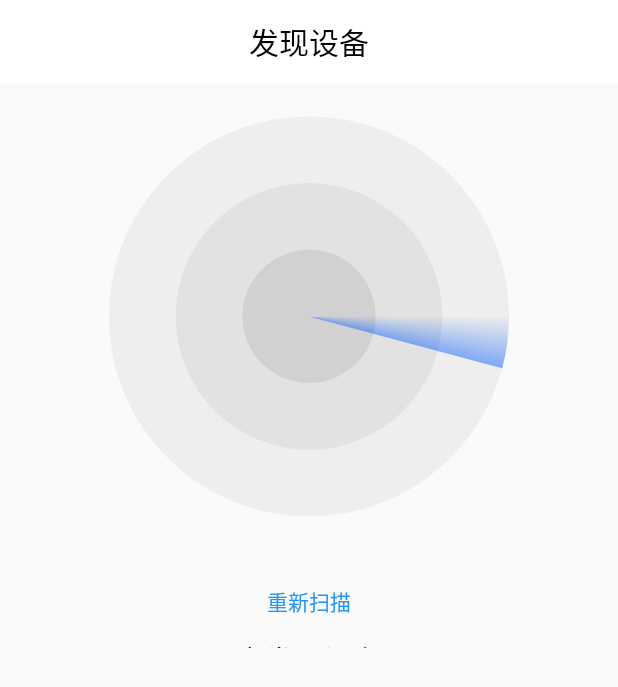
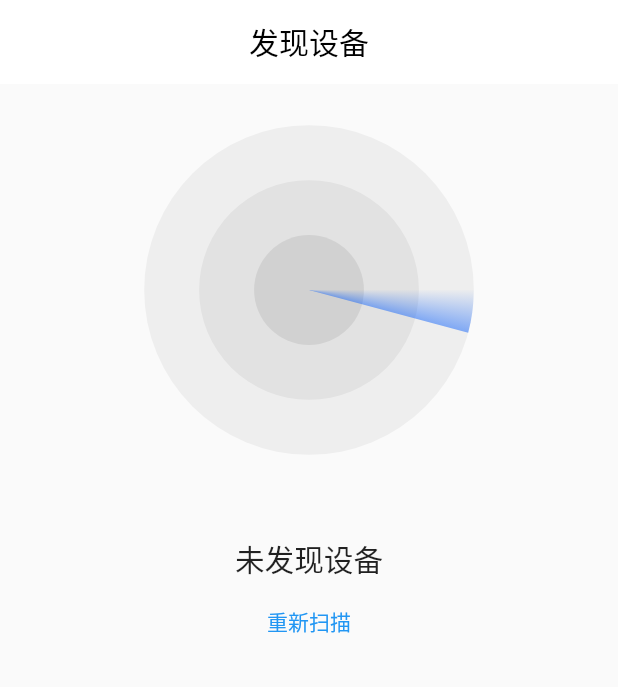
Before and after one commit to codeerXb/flutter_project, a Flutter app: the screen it shows after launch, on a phone screen of 412 x 824 dp. Shown: the top 687 px of the screen. Run offline on Flutter 3.47's test engine with Material 2 defaults, Android fonts, the phone set to English and light mode, and no system bars; drawn by our look-alikes of oktoast; our stand-ins replace badges, card_swiper, cookie_jar, date_format, dio, dio_cookie_manager and 13 more; missing offline and left inert: amap_location_fluttify, css_filter, dart:ffi, flutter_downloader, flutter_xupdate, qr_code_scanner; accounts and stored records are empty; network calls fail.

Commit message:
修复高度溢出问题

```diff
--- a/lib/pages/get_equipment/index.dart
+++ b/lib/pages/get_equipment/index.dart
@@ -104,17 +104,35 @@ class _MyWidgetState extends State<Equipment> {
                 ),
                 Center(
                     child: SizedBox(
-                        height: 200,
-                        width: 200,
+                        height: 300.w,
+                        width: 300.w,
                         child: WaterRipple(
                           key: childKey,
                         ))),
                 Padding(
                   padding: EdgeInsets.only(top: 120.w),
                 ),
-                Container(
-                  height: 100.w,
-                  child: ListView(children: [
+                SizedBox(
+                  child: Column(
+                    children: [
+                      if (loginController.loading.value)
+                        Center(
+                          child: Text(
+                            '正在扫描',
+                            style: TextStyle(
+                              fontSize: 36.sp,
+                              height: 2.5,
+                            ),
+                          ),
+                        ),
+                      if (equipmentData.systemProductModel == null &&
+                          !loginController.loading.value)
+                        Center(
+                            child: Text('未发现设备',
+                                style: TextStyle(
+                                  fontSize: 36.sp,
+                                  height: 2.5,
+                                ))),
                       if (!loginController.loading.value)
                         TextButton(
                           onPressed: () {
@@ -123,19 +141,8 @@ class _MyWidgetState extends State<Equipment> {
                           },
                           child: const Text('重新扫描'),
                         ),
-                    if (loginController.loading.value)
-                      Center(
-                        child: Text(
-                          '正在扫描',
-                          style: TextStyle(fontSize: 36.sp),
+                    ],
                   ),
-                      ),
-                    if (equipmentData.systemProductModel == null &&
-                        !loginController.loading.value)
-                      Center(
-                          child:
-                              Text('未发现设备', style: TextStyle(fontSize: 36.sp))),
-                  ]),
                 ),
                 if (equipmentData.systemProductModel != null)
                   Card(
```
Lines whose indentation alone changed are shown as unchanged.
